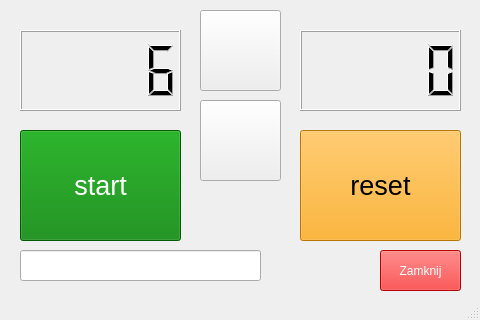
First picture: the form in mainwindow.ui, repository lgruszka/step_motor, before the edit.
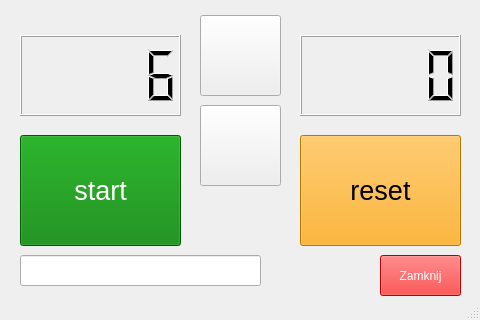
Second picture: the form after the edit.

```diff
--- a/mainwindow.ui
+++ b/mainwindow.ui
@@ -18,7 +18,7 @@
     <property name="geometry">
      <rect>
       <x>200</x>
-      <y>10</y>
+      <y>15</y>
       <width>81</width>
       <height>81</height>
      </rect>
@@ -37,7 +37,7 @@
     <property name="geometry">
      <rect>
       <x>200</x>
-      <y>100</y>
+      <y>105</y>
       <width>81</width>
       <height>81</height>
      </rect>
@@ -56,7 +56,7 @@
     <property name="geometry">
      <rect>
       <x>300</x>
-      <y>130</y>
+      <y>135</y>
       <width>161</width>
       <height>111</height>
      </rect>
@@ -77,7 +77,7 @@
     <property name="geometry">
      <rect>
       <x>20</x>
-      <y>30</y>
+      <y>35</y>
       <width>161</width>
       <height>81</height>
      </rect>
@@ -96,7 +96,7 @@
     <property name="geometry">
      <rect>
       <x>300</x>
-      <y>30</y>
+      <y>35</y>
       <width>161</width>
       <height>81</height>
      </rect>
@@ -106,7 +106,7 @@
     <property name="geometry">
      <rect>
       <x>20</x>
-      <y>130</y>
+      <y>135</y>
       <width>161</width>
       <height>111</height>
      </rect>
@@ -131,7 +131,7 @@
     <property name="geometry">
      <rect>
       <x>380</x>
-      <y>250</y>
+      <y>255</y>
       <width>81</width>
       <height>41</height>
      </rect>
@@ -149,7 +149,7 @@
     <property name="geometry">
      <rect>
       <x>20</x>
-      <y>250</y>
+      <y>255</y>
       <width>241</width>
       <height>31</height>
      </rect>
```
